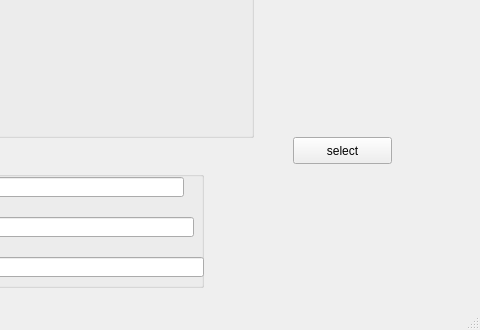
Qt form SimpleView.ui (ryderlin/MIP_KneePrj) before a commit; both pictures show x 697 to 1177 and y 451 to 781 of the 1177 by 781 pixel window.
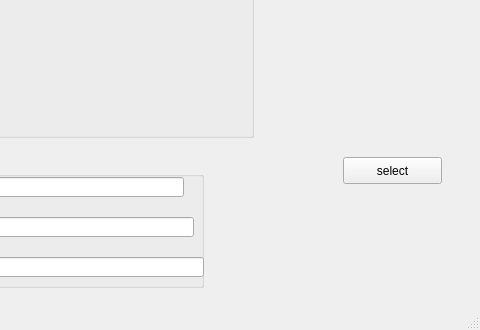
The same form after that commit. Icons and pictures are not drawn.

Commit message: complete the tablewidget of compare result

```diff
--- a/SimpleView.ui
+++ b/SimpleView.ui
@@ -852,8 +852,8 @@
    <widget class="QPushButton" name="btnSelect">
     <property name="geometry">
      <rect>
-      <x>990</x>
-      <y>540</y>
+      <x>1040</x>
+      <y>560</y>
       <width>99</width>
       <height>27</height>
      </rect>
```
Left out of the diff: 7 changed lines with no effect on the pictures. The commit also changes 1 other file.
